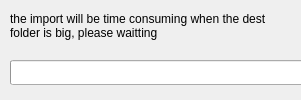
This is src/waitupdatedialog.ui in dcj/cvstat as Qt 5 draws it before an edit. The edited form follows.
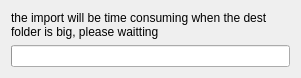
This is the edited form.

Diff of the .ui file:
```diff
--- a/src/waitupdatedialog.ui
+++ b/src/waitupdatedialog.ui
@@ -7,37 +7,17 @@
     <x>0</x>
     <y>0</y>
     <width>301</width>
-    <height>100</height>
+    <height>78</height>
    </rect>
   </property>
   <property name="windowTitle">
    <string>Dialog</string>
   </property>
-  <widget class="QProgressBar" name="importProgress">
-   <property name="geometry">
-    <rect>
-     <x>10</x>
-     <y>60</y>
-     <width>320</width>
-     <height>25</height>
-    </rect>
-   </property>
-   <property name="value">
-    <number>0</number>
-   </property>
-   <property name="format">
-    <string/>
-   </property>
-  </widget>
+  <layout class="QVBoxLayout" name="verticalLayout_2">
+   <item>
+    <layout class="QVBoxLayout" name="verticalLayout">
+     <item>
   <widget class="QLabel" name="label">
-   <property name="geometry">
-    <rect>
-     <x>10</x>
-     <y>10</y>
-     <width>281</width>
-     <height>31</height>
-    </rect>
-   </property>
    <property name="text">
     <string>the import will be time consuming when the dest folder is big, please waitting </string>
    </property>
@@ -45,6 +25,26 @@
     <bool>true</bool>
    </property>
   </widget>
+     </item>
+     <item>
+      <widget class="QProgressBar" name="importProgress">
+       <property name="sizePolicy">
+        <sizepolicy hsizetype="Preferred" vsizetype="Fixed">
+         <horstretch>0</horstretch>
+         <verstretch>0</verstretch>
+        </sizepolicy>
+       </property>
+       <property name="value">
+        <number>0</number>
+       </property>
+       <property name="format">
+        <string/>
+       </property>
+      </widget>
+     </item>
+    </layout>
+   </item>
+  </layout>
  </widget>
  <resources/>
  <connections/>
```
Left out of the diff: 2 changed lines with no effect on the pictures. Lines whose indentation alone changed are shown as unchanged.
